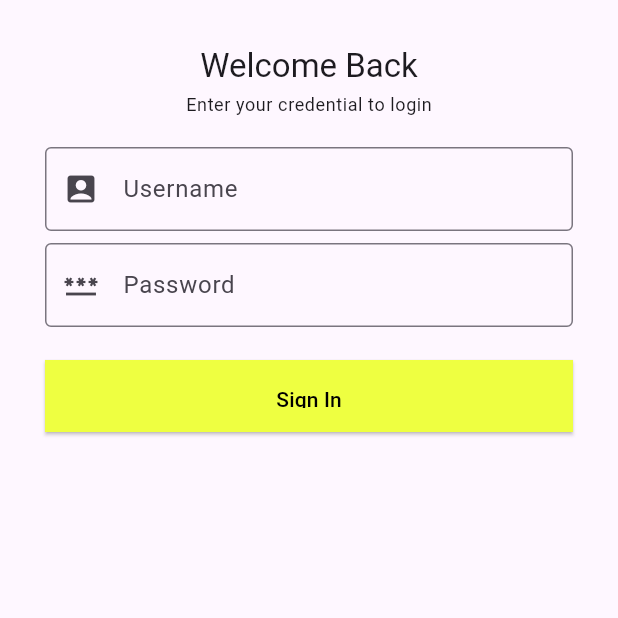
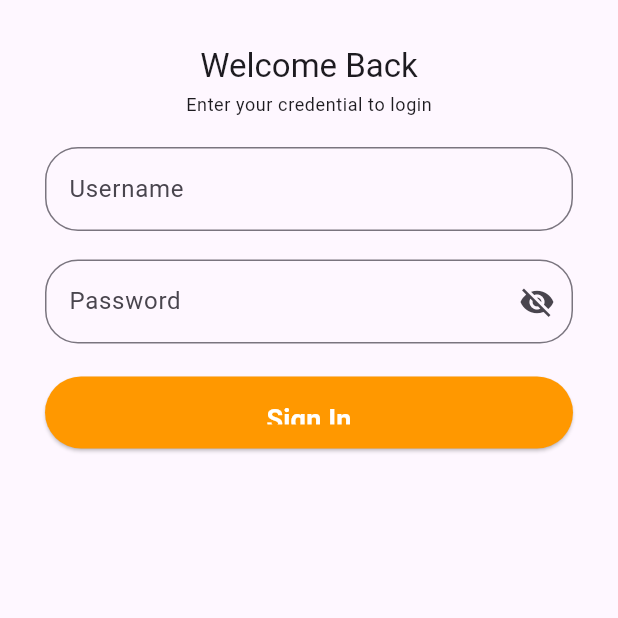
Before and after one commit to aqmal101/mobile-apk, a Flutter app: the RegisterPage screen opened directly, after a tap on "Sign In with Google", on a phone screen of 412 x 824 dp, the top half of it. Run offline on Flutter 3.47's test engine with Material 3 defaults, Android fonts, the phone set to English and light mode, and no system bars; network calls fail.

```diff
--- a/lib/pages/login.dart
+++ b/lib/pages/login.dart
@@ -1,5 +1,6 @@
 import 'package:flutter/material.dart';
 import 'package:flutter_application_1/main.dart';
+import 'package:flutter_application_1/pages/home.dart';
 
 class LoginPage extends StatefulWidget {
   const LoginPage({super.key});
@@ -10,17 +11,42 @@ class LoginPage extends StatefulWidget {
 }
 
 class _LoginPageState extends State<LoginPage> {
-  final TextEditingController _emailController = TextEditingController();
+  // final TextEditingController _emailController = TextEditingController();
+  final TextEditingController _userNameController = TextEditingController();
   final TextEditingController _passwordController = TextEditingController();
   final TextEditingController _confirmPasswordController =
       TextEditingController();
 
   @override
   void dispose() {
-    _emailController.dispose();
+    // _emailController.dispose();
     _passwordController.dispose();
     _confirmPasswordController.dispose();
     super.dispose();
+  }
+
+  bool _isPasswordVisible = false;
+
+  void _showData() {
+    String username = _userNameController.text;
+    String password = _passwordController.text;
+
+    showDialog(
+        context: context,
+        builder: (context) {
+          return AlertDialog(
+            title: const Text('Data Akun'),
+            content: Text('Username: $username\nPassword: $password'),
+            actions: [
+              TextButton(
+                onPressed: () {
+                  Navigator.pop(context);
+                },
+                child: const Text('OK'),
+              ),
+            ],
+          );
+        });
   }
 
   @override
@@ -54,12 +80,15 @@ class _LoginPageState extends State<LoginPage> {
             Container(
               margin: const EdgeInsets.only(bottom: 8.0),
               child: TextField(
+                controller: _userNameController,
                 keyboardType: TextInputType.text,
-                decoration: const InputDecoration(
+                decoration: InputDecoration(
                   labelText: 'Username',
                   hintText: 'Masukkan username Anda',
-                  border: OutlineInputBorder(),
-                  prefixIcon: Icon(Icons.account_box),
+                  border: OutlineInputBorder(
+                    borderRadius: BorderRadius.circular(22.0),
+                  ),
+                  // prefixIcon: const Icon(Icons.account_box),
                 ),
                 onChanged: (text) {
                   // Aksi yang dijalankan ketika teks berubah
@@ -67,14 +96,29 @@ class _LoginPageState extends State<LoginPage> {
               ),
             ),
             Container(
-              margin: const EdgeInsets.only(bottom: 22.0),
+              margin: const EdgeInsets.only(bottom: 22.0, top: 11.0),
               child: TextField(
-                obscureText: true,
-                decoration: const InputDecoration(
+                controller: _passwordController,
+                obscureText: !_isPasswordVisible,
+                decoration: InputDecoration(
                   labelText: 'Password',
                   hintText: 'Masukkan sandi Anda',
-                  border: OutlineInputBorder(),
-                  prefixIcon: Icon(Icons.password),
+                  border: OutlineInputBorder(
+                    borderRadius: BorderRadius.circular(22.0),
+                  ),
+                  // prefixIcon: const Icon(Icons.lock),
+                  suffixIcon: IconButton(
+                    icon: Icon(
+                      _isPasswordVisible
+                          ? Icons.visibility
+                          : Icons.visibility_off,
+                    ),
+                    onPressed: () {
+                      setState(() {
+                        _isPasswordVisible = !_isPasswordVisible;
+                      });
+                    },
+                  ),
                 ),
                 onChanged: (text) {
                   // Aksi yang dijalankan ketika teks berubah
@@ -86,22 +130,28 @@ class _LoginPageState extends State<LoginPage> {
               width: double.infinity,
               child: ElevatedButton(
                 style: ElevatedButton.styleFrom(
-                  backgroundColor: Colors.limeAccent, // Background color
+                  backgroundColor: Colors.orange, // Background color
                   padding: const EdgeInsets.symmetric(vertical: 16.0),
-                  shape: const RoundedRectangleBorder(
-                    borderRadius: BorderRadius
-                        .zero, // Set radius to zero for square corners
+                  shape: RoundedRectangleBorder(
+                    borderRadius: BorderRadius.circular(
+                        50.0), // Set radius for rounded corners
                   ),
                 ),
                 onPressed: () {
+                  _showData();
                   Navigator.push(
                     context,
-                    MaterialPageRoute(builder: (context) => const MyApp()),
+                    MaterialPageRoute(builder: (context) => const HomePage()),
                   );
                 },
                 child: const Text(
                   'Sign In',
-                  style: TextStyle(color: Colors.black),
+                  style: TextStyle(
+                    color: Colors.white,
+                    fontWeight: FontWeight.bold, // Change font weight
+                    fontSize: 18.0, // Change font size
+                    fontFamily: 'Roboto', // Change font family
+                  ),
                 ),
               ),
             ),
```
Also changed, not shown: lib/pages/home.dart (added, +123 -0 lines), lib/pages/register.dart (+40 -4 lines).
